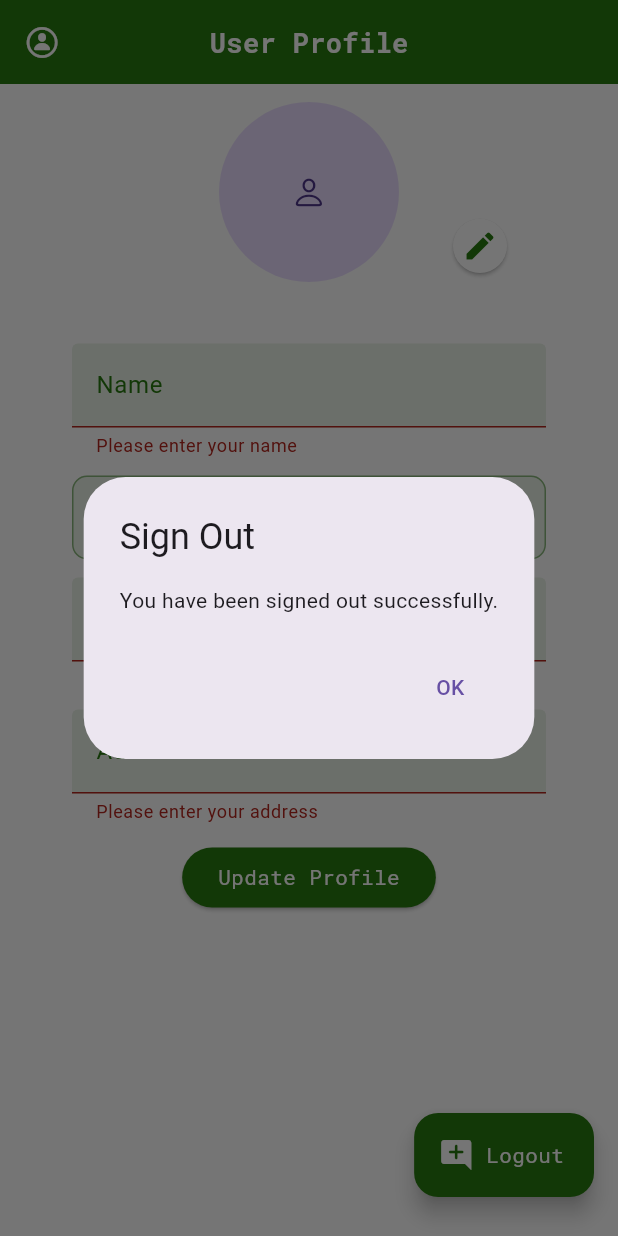
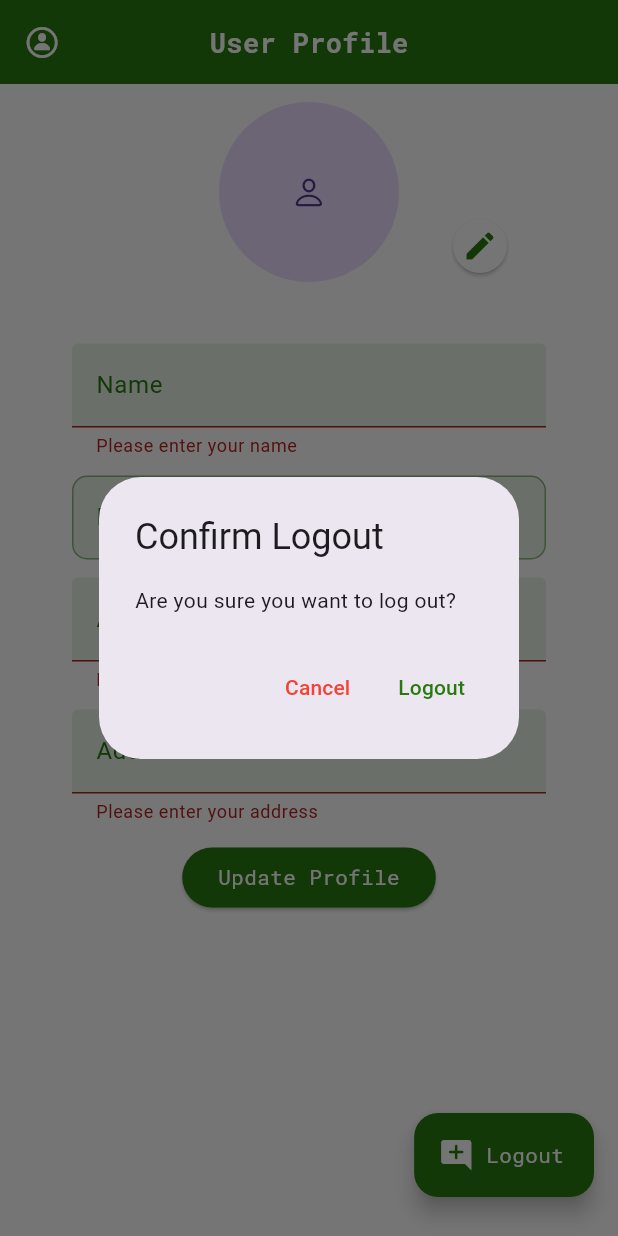
Before and after one commit to sandesh123paudel/FinalYearProject, a Flutter app: the SettingScreen screen opened directly, after a tap on "Update Profile", after a tap on "Logout", on a phone screen of 412 x 824 dp. Run offline on Flutter 3.47's test engine with Material 3 defaults, Android fonts, the phone set to English and light mode, and no system bars; drawn by our look-alikes of cached_network_image; our stand-ins replace cloud_firestore, emoji_picker_flutter, firebase_auth, firebase_core, firebase_database, firebase_messaging and 7 more; accounts and stored records are empty; network calls fail.

Commit message:
Logout issue solved

```diff
--- a/seniorshield/lib/views/settings_screen/settings_screen.dart
+++ b/seniorshield/lib/views/settings_screen/settings_screen.dart
@@ -4,6 +4,8 @@ import 'package:cloud_firestore/cloud_firestore.dart';
 import 'package:firebase_auth/firebase_auth.dart';
 import 'package:flutter/cupertino.dart';
 import 'package:flutter/material.dart';
+import 'package:flutter/scheduler.dart';
+import 'package:fluttertoast/fluttertoast.dart';
 import 'package:image_picker/image_picker.dart';
 import 'package:seniorshield/constants/images.dart';
 import 'package:seniorshield/constants/util/util.dart';
@@ -256,38 +258,6 @@ class _SettingScreenState extends State<SettingScreen> {
                       textColor: kDefaultIconLightColor,
                     ),
                   ),
-                  // Container(
-                  //   width: width,
-                  //   padding: EdgeInsets.all(kHorizontalMargin),
-                  //   height: kVerticalMargin*3,
-                  //   decoration: BoxDecoration(
-                  //     borderRadius: BorderRadius.circular(32),
-                  //     color: Colors.green.shade100
-                  //   ),
-                  //   child: ResponsiveText('Name: ${loggedInUser.fullName}',fontSize: 18,fontWeight:FontWeight.bold,textAlign: TextAlign.center),
-                  // ),
-                  // SizedBox(height: kVerticalMargin),
-                  // Container(
-                  //   width: width,
-                  //   padding: EdgeInsets.all(kHorizontalMargin),
-                  //   height: kVerticalMargin*3,
-                  //   decoration: BoxDecoration(
-                  //       borderRadius: BorderRadius.circular(32),
-                  //       color: Colors.green.shade100
-                  //   ),
-                  //   child: ResponsiveText('Address: ${loggedInUser.address}',fontSize: 18,fontWeight:FontWeight.bold,textAlign: TextAlign.center),
-                  // ),
-                  // SizedBox(height: kVerticalMargin),
-                  // Container(
-                  //   width: width,
-                  //   padding: EdgeInsets.all(kHorizontalMargin),
-                  //   height: kVerticalMargin*3,
-                  //   decoration: BoxDecoration(
-                  //       borderRadius: BorderRadius.circular(32),
-                  //       color: Colors.green.shade100
-                  //   ),
-                  //   child: ResponsiveText('Joined On: ${MyDateUtil.getFormattedDate(context: context, time: loggedInUser.createdAt.toString())}',fontSize: 18,fontWeight:FontWeight.bold,textAlign: TextAlign.center),
-                  // )
                 ],
               ),
             ),
@@ -296,58 +266,16 @@ class _SettingScreenState extends State<SettingScreen> {
         floatingActionButton: Padding(
           padding: const EdgeInsets.only(bottom: 10),
           child: FloatingActionButton.extended(
-            onPressed: () async {
-              showDialog(
-                context: context,
-                builder: (context) {
-                  return const Center(
-                    child: CircularProgressIndicator(color: kPrimaryColor,),
-                  );
-                },
-              );
-
-              try {
-                await APIs.updateActiveStatus(false);
-                await APIs.auth.signOut();
-                SharedPreferences prefs = await SharedPreferences.getInstance();
-                prefs.setBool('isLoggedIn', false);
-                Navigator.pop(context); // Dismiss the progress indicator dialog
-                showDialog(
-                  context: context,
-                  builder: (context) {
-                    return AlertDialog(
-                      title: const Text('Sign Out'),
-                      content: const Text('You have been signed out successfully.'),
-                      actions: <Widget>[
-                        TextButton(
-                          onPressed: () {
-                            Navigator.pop(context); // Dismiss the dialog
-                            Navigator.pop(context); // Dismiss the current screen
-                            APIs.auth = FirebaseAuth.instance;
-                            Navigator.pushReplacement(
-                              context,
-                              MaterialPageRoute(builder: (_) => LoginScreen()),
-                            );
-                          },
-                          child: Text('OK'),
-                        ),
-                      ],
-                    );
-                  },
-                );
-              } catch (e) {
-                // Handle sign out error
-                // You can show an error dialog or perform any other action here
-                Navigator.pop(context); // Dismiss the progress indicator dialog
-              }
+            onPressed: () {
+             performLogout(context);
             },
-
             icon: Icon(Icons.add_comment_rounded, color: kDefaultIconLightColor),
             backgroundColor: kPrimaryColor,
             label: ResponsiveText("Logout", textColor: kDefaultIconLightColor),
           ),
+        )
 
-        )
+
     );
   }
 
@@ -448,9 +376,101 @@ class _SettingScreenState extends State<SettingScreen> {
     );
 
     APIs.updateUserData(updatedUser);
+
+    Fluttertoast.showToast(
+      msg: "User updated successfully",
+      toastLength: Toast.LENGTH_SHORT,
+      gravity: ToastGravity.BOTTOM,
+      timeInSecForIosWeb: 1,
+      backgroundColor: kPrimaryColor,
+      textColor: Colors.white,
+      fontSize: 16.0,
+    );
   }
 
 
 
 
 }
+
+
+Future<void> performLogout(BuildContext context) async {
+  // Show confirmation dialog first
+  bool confirmLogout = await showDialog(
+    context: context,
+    barrierDismissible: false,
+    builder: (BuildContext context) {
+      return AlertDialog(
+        title: Text('Confirm Logout'),
+        content: Text('Are you sure you want to log out?'),
+        actions: <Widget>[
+          TextButton(
+            child: Text('Cancel', style: TextStyle(color: Colors.red)),
+            onPressed: () => Navigator.of(context).pop(false), // Return false on cancel
+          ),
+          TextButton(
+            child: Text('Logout', style: TextStyle(color: kPrimaryColor)),
+            onPressed: () => Navigator.of(context).pop(true), // Return true on logout
+          ),
+        ],
+      );
+    },
+  );
+
+  // Proceed with logout if confirmed
+  if (confirmLogout) {
+    try {
+      // Showing a loading dialog with primary color
+      showDialog(
+        context: context,
+        barrierDismissible: false,
+        builder: (BuildContext context) {
+          return Dialog(
+            backgroundColor: kPrimaryColor, // Set background color to primary color
+            child: Row(
+              mainAxisSize: MainAxisSize.min,
+              children: [
+                CircularProgressIndicator(backgroundColor: Colors.white),
+                SizedBox(width: 20), // Spacing between spinner and text
+                Text("Logging out...", style: TextStyle(color: Colors.white)),
+              ],
+            ),
+          );
+        },
+      );
+
+      // Update active status and sign out
+      // await APIs.updateActiveStatus(false);
+      await FirebaseAuth.instance.signOut();
+
+      // Clear shared preferences
+      SharedPreferences prefs = await SharedPreferences.getInstance();
+      await prefs.setBool('isLoggedIn', false);
+
+      // Dismiss all dialogs and push the user to the login screen
+      Navigator.of(context).popUntil((route) => route.isFirst);
+      Navigator.pushReplacement(context, MaterialPageRoute(builder: (context) => LoginScreen()));
+
+      Fluttertoast.showToast(
+        msg: "Logout successful",
+        toastLength: Toast.LENGTH_SHORT,
+        gravity: ToastGravity.BOTTOM,
+        timeInSecForIosWeb: 1,
+        backgroundColor: kPrimaryColor,
+        textColor: Colors.white,
+        fontSize: 16.0,
+      );
+    } catch (e) {
+      Navigator.of(context).pop(); // Close the loading dialog
+      Fluttertoast.showToast(
+        msg: "Logout failed: $e",
+        toastLength: Toast.LENGTH_LONG,
+        gravity: ToastGravity.BOTTOM,
+        timeInSecForIosWeb: 1,
+        backgroundColor: Colors.red,
+        textColor: Colors.white,
+        fontSize: 16.0,
+      );
+    }
+  }
+}
```
Also changed, not shown: seniorshield/lib/api/apis.dart (+9 -1 lines).
